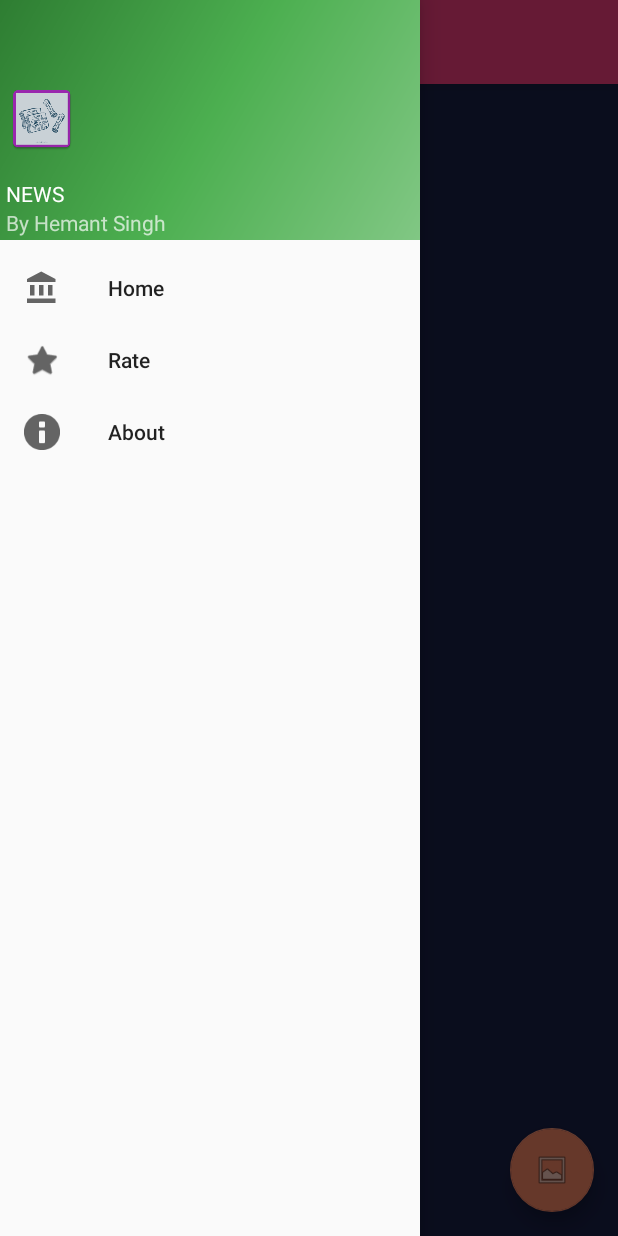
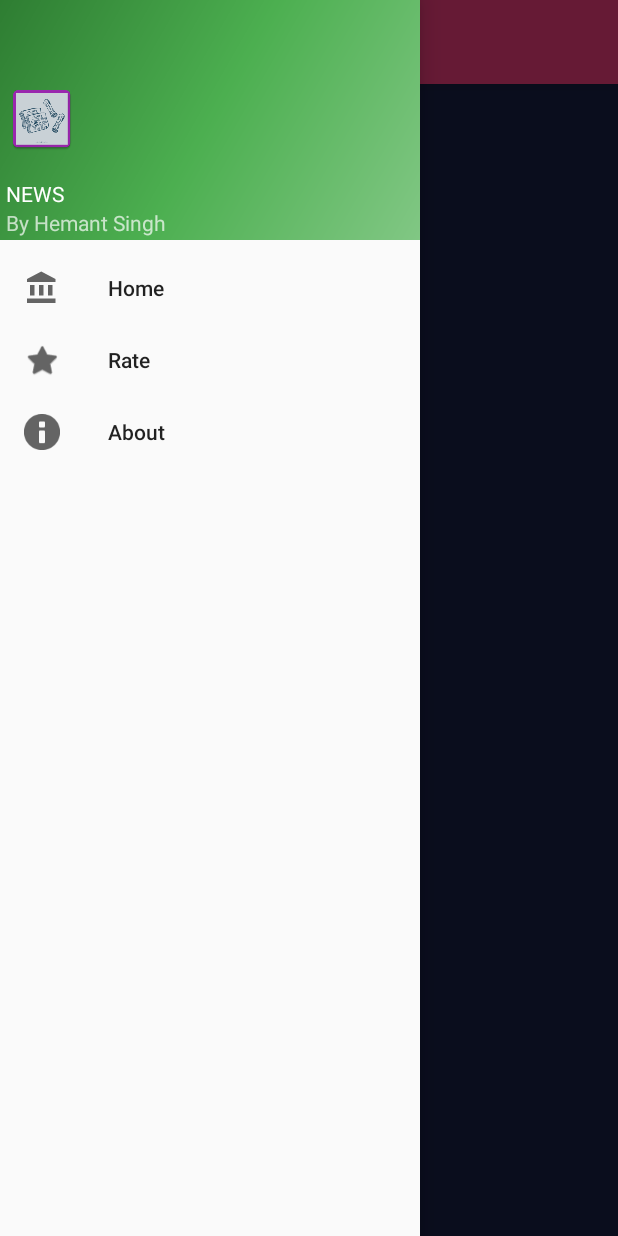
Before and after one commit to hemant3370/NEWS, an Android app: the screen it shows after launch (MainActivity), with the side drawer open, on a phone screen of 412 x 824 dp. Run offline under Robolectric (Android 15) with nearby library versions, the phone set to English and light mode, and no system bars; our stand-ins replace ButterKnife, Picasso; libraries missing offline, so code that uses them is left out: com.einmalfel.earl, com.firebase.client, com.mikepenz.aboutlibraries, com.zplesac.connectionbuddy, io.realm; pictures from the network do not load; 17 statements that could not run were skipped.

Commit message:
fab removed

```diff
--- a/app/src/main/java/com/hemant/myfeed/Activities/MainActivity.java
+++ b/app/src/main/java/com/hemant/myfeed/Activities/MainActivity.java
@@ -74,10 +74,6 @@ public class MainActivity extends AppCompatActivity
     NavigationView navigationView;
     @Bind(R.id.toolbar)
     Toolbar toolbar;
-     @OnClick(R.id.fab)
-     public void fabClick(){
-        showHomeFragment();
-    }
     @Bind(R.id.drawer_layout)
     DrawerLayout drawer;
     @Override
--- a/app/src/main/res/layout/app_bar_main.xml
+++ b/app/src/main/res/layout/app_bar_main.xml
@@ -24,12 +24,4 @@
     </android.support.design.widget.AppBarLayout>
 
 
-    <android.support.design.widget.FloatingActionButton
-        android:id="@+id/fab"
-        android:layout_width="wrap_content"
-        android:layout_height="wrap_content"
-        android:layout_gravity="bottom|end"
-        android:layout_margin="@dimen/fab_margin"
-        android:src="@android:drawable/ic_menu_gallery" />
-
 </android.support.design.widget.CoordinatorLayout>
--- a/app/src/main/res/layout/item.xml
+++ b/app/src/main/res/layout/item.xml
@@ -37,6 +37,7 @@
         <WebView
             android:layout_width="match_parent"
             android:layout_height="wrap_content"
+            android:clickable="true"
             android:id="@+id/person_age"
             android:layout_below="@+id/person_photo"
             >
```
Also changed, not shown: app/src/main/java/com/hemant/myfeed/Util/RVAdapter.java (+32 -8 lines).
